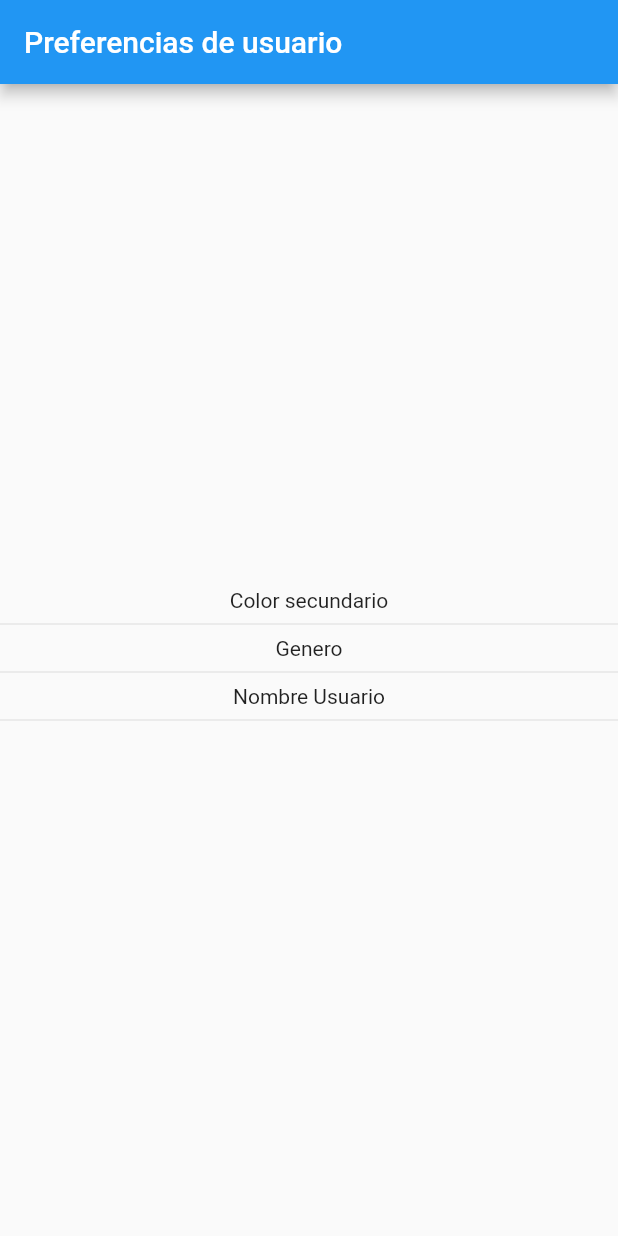
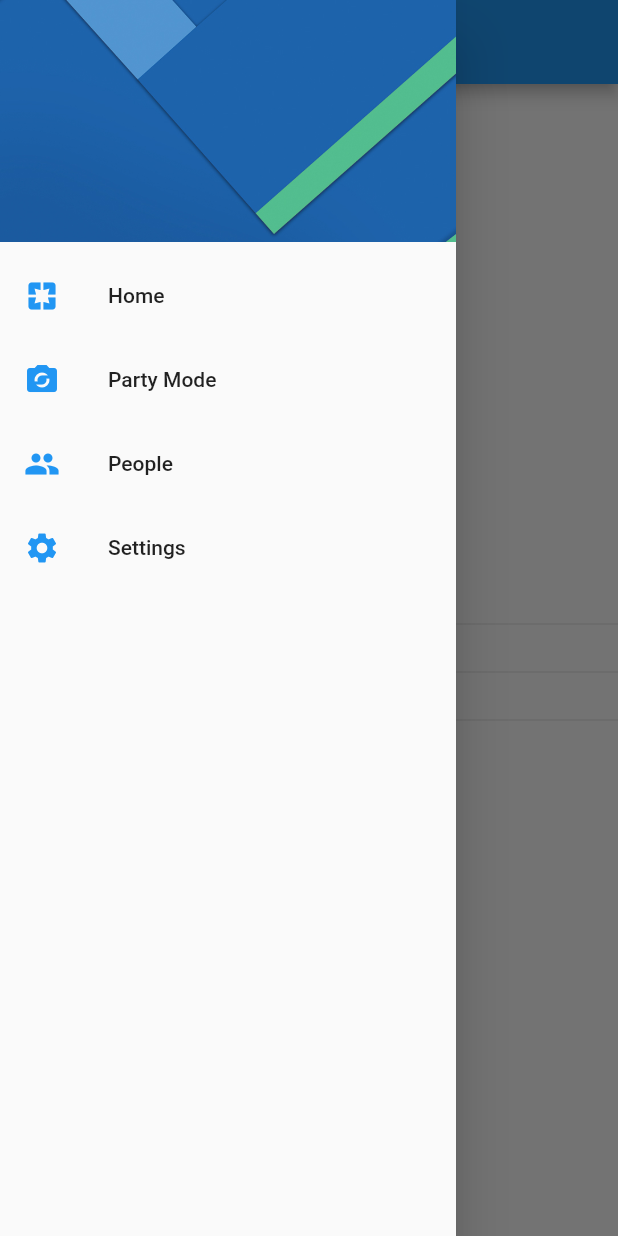
Before and after one commit to Danaes/user_preferences, a Flutter app: the screen it shows after launch, with the side drawer open (before the commit the screen has no drawer), on a phone screen of 412 x 824 dp. Run offline on Flutter 3.47's test engine with Material 2 defaults, Android fonts, the phone set to English and light mode, and no system bars.

```diff
--- a/lib/src/pages/home_page.dart
+++ b/lib/src/pages/home_page.dart
@@ -1,4 +1,5 @@
 import 'package:flutter/material.dart';
+import 'package:preferencias_usuario_app/src/pages/settings-page.dart';
 
 class HomePage extends StatelessWidget {
 
@@ -10,6 +11,7 @@ class HomePage extends StatelessWidget {
       appBar: AppBar(
         title: Text('Preferencias de usuario'),
       ),
+      drawer: _createDrawer(context),
       body: Column(
         mainAxisAlignment: MainAxisAlignment.center,
         children: <Widget>[
@@ -23,4 +25,47 @@ class HomePage extends StatelessWidget {
       ),
     );
   }
+
+  Drawer _createDrawer(BuildContext context) {
+    return Drawer(
+      child: ListView(
+        padding: EdgeInsets.zero,
+        children: <Widget>[
+          DrawerHeader(
+            child: Container(),
+            decoration: BoxDecoration(
+              image: DecorationImage(
+                image: AssetImage('assets/menu-img.jpg'),
+                fit: BoxFit.cover
+              )
+            ),
+          ),
+
+          ListTile(
+            leading: Icon(Icons.pages, color: Colors.blue),
+            title: Text('Home'),
+            onTap: () => Navigator.pushReplacementNamed(context, HomePage.routeName),
+          ),
+
+          ListTile(
+            leading: Icon(Icons.party_mode, color: Colors.blue),
+            title: Text('Party Mode'),
+            onTap: (){},
+          ),
+
+          ListTile(
+            leading: Icon(Icons.people, color: Colors.blue),
+            title: Text('People'),
+            onTap: (){},
+          ),
+
+          ListTile(
+            leading: Icon(Icons.settings, color: Colors.blue),
+            title: Text('Settings'),
+            onTap: () => Navigator.pushReplacementNamed(context, SettingsPage.routeName),
+          ),
+        ],
+      ),
+    );
+  }
 }
--- a/pubspec.yaml
+++ b/pubspec.yaml
@@ -41,8 +41,8 @@ flutter:
   uses-material-design: true
 
   # To add assets to your application, add an assets section, like this:
-  # assets:
-  #  - images/a_dot_burr.jpeg
+  assets:
+    - assets/menu-img.jpg
   #  - images/a_dot_ham.jpeg
 
   # An image asset can refer to one or more resolution-specific "variants", see
```
Also changed, not shown: assets/menu-img.jpg (added).
